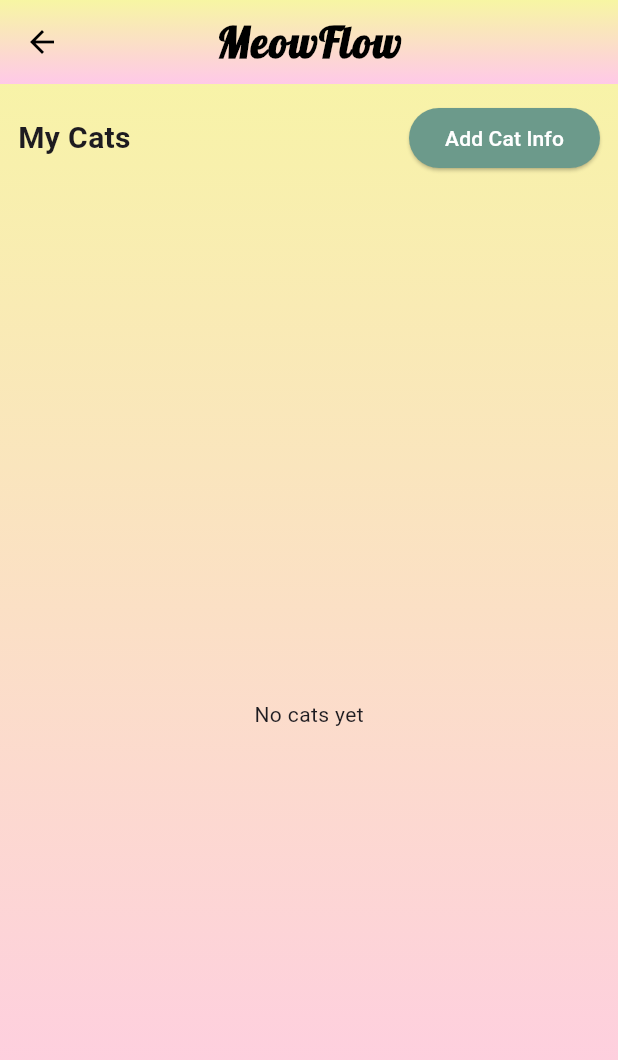
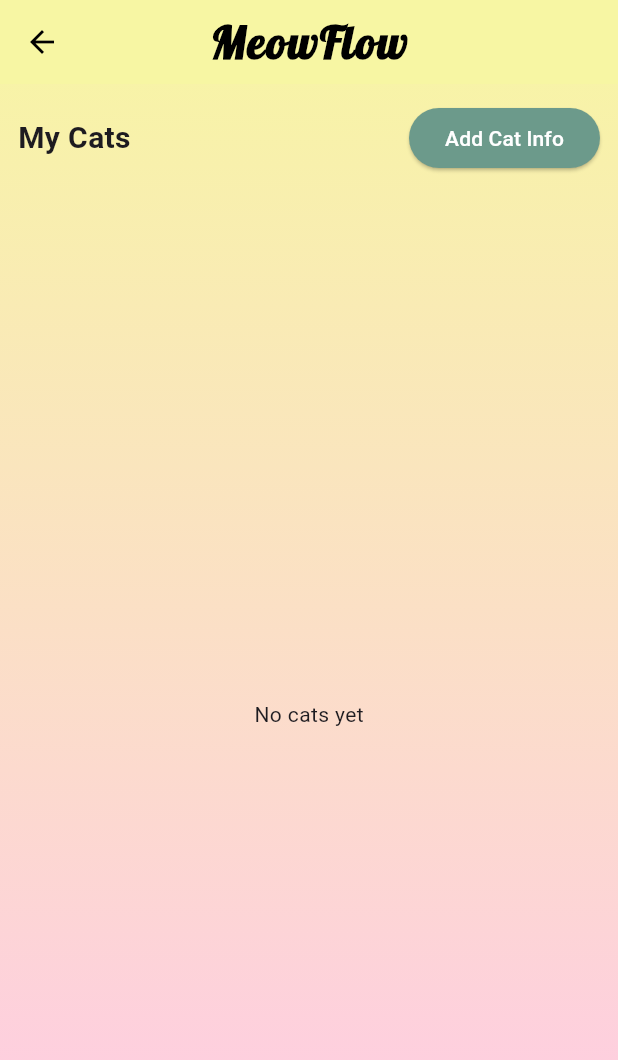
Before and after one commit to NIIIIIINO/Smart_Cat_Water_Bowl, a Flutter app: the HomePage screen opened by its route, on a phone screen of 412 x 824 dp. Shown: the top 1060 px of the screen. Run offline on Flutter 3.47's test engine with Material 3 defaults, Android fonts, the phone set to English and light mode, and no system bars; our stand-ins replace cloud_firestore, firebase_auth, firebase_core, firebase_storage, image_picker; accounts and stored records are empty; project files that could hold a hidden picture were left out.

Commit message:
Update home_page.dart

```diff
--- a/smart_cat_water_bowl/lib/pages/home_page.dart
+++ b/smart_cat_water_bowl/lib/pages/home_page.dart
@@ -23,14 +23,14 @@ class HomePage extends StatelessWidget {
             gradient: LinearGradient(
               begin: Alignment.topCenter,
               end: Alignment.bottomCenter,
-              colors: [Color(0xFFF7F6A3), Color(0xFFFFC9E8)],
+              colors: [Color(0xFFF7F6A3)],
             ),
           ),
         ),
         centerTitle: true,
         title: const Text(
           'MeowFlow',
-          style: TextStyle(fontSize: 28, fontWeight: FontWeight.w600),
+          style: TextStyle(fontSize: 30, fontWeight: FontWeight.w600),
         ),
       ),
       body: Column(
```
